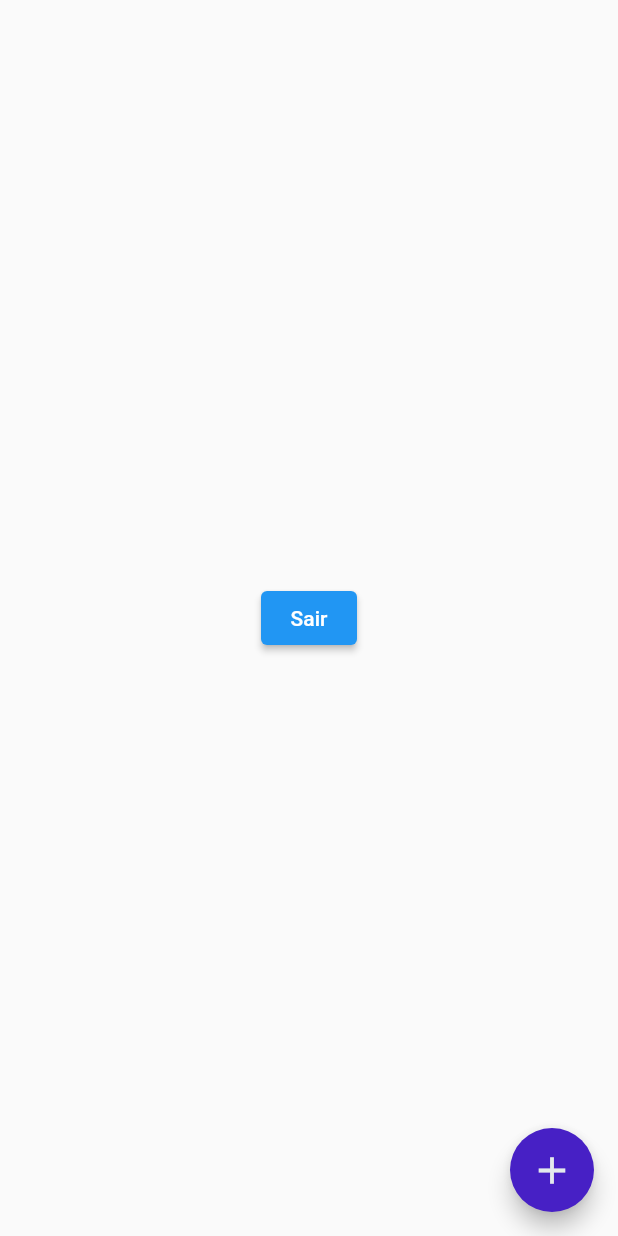
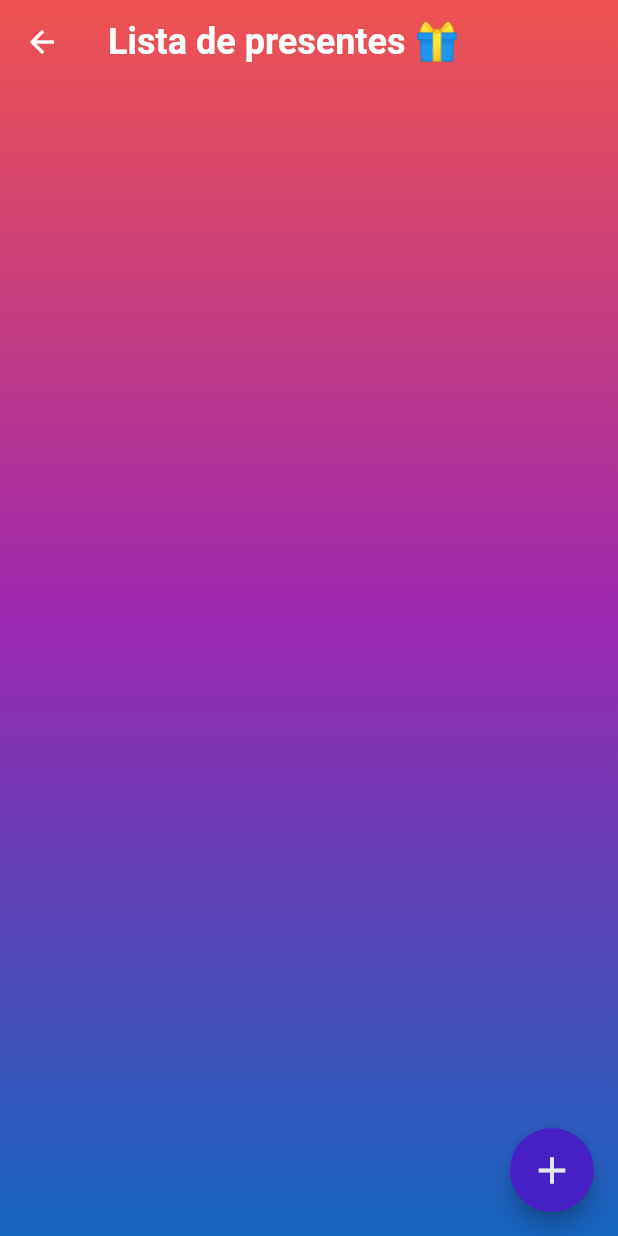
Before and after one commit to joaovac/App-Noivo, a Flutter app: the HomeScreen screen opened directly, on a phone screen of 412 x 824 dp. Run offline on Flutter 3.47's test engine with Material 2 defaults, Android fonts, the phone set to English and light mode, and no system bars; our stand-ins replace cloud_firestore, firebase_auth, firebase_core; accounts and stored records are empty.

Commit message:
deixei a tela no mesmo estila da de login

```diff
--- a/lib/autenticacao/home.dart
+++ b/lib/autenticacao/home.dart
@@ -14,7 +14,31 @@ class _HomeScreenState extends State<HomeScreen> {
   @override
   Widget build(BuildContext context) {
     return Scaffold(
-        body: Center(
+      extendBodyBehindAppBar: true,
+      appBar: AppBar(
+        backgroundColor: Colors.transparent,
+        elevation: 0,
+        title: const Text(
+          "Lista de presentes 🎁",
+          style: TextStyle(fontSize: 24, fontWeight: FontWeight.bold),
+        ),
+      ),
+        body: Container(
+          width: MediaQuery.of(context).size.width,
+          height: MediaQuery.of(context).size.height,
+          decoration: BoxDecoration(
+              gradient: LinearGradient(colors: [
+            Colors.red.shade400,
+            Colors.purple,
+            Colors.blue.shade800,
+          ],begin: Alignment.topCenter, end: Alignment.bottomCenter)),
+          child: SingleChildScrollView(
+              child: Padding(
+            padding: EdgeInsets.fromLTRB(20, 120, 20, 0),
+            ),
+          ),
+        ),
+        /*body: Center(
           child: ElevatedButton(
             child: Text("Sair"),
             onPressed: () {
@@ -25,7 +49,7 @@ class _HomeScreenState extends State<HomeScreen> {
               });
             },
           ),
-        ),
+        ),*/
         floatingActionButton: FloatingActionButton(
           child: Icon(Icons.add,
               size: 30.0, color: Color.fromARGB(255, 227, 233, 236)),
```
